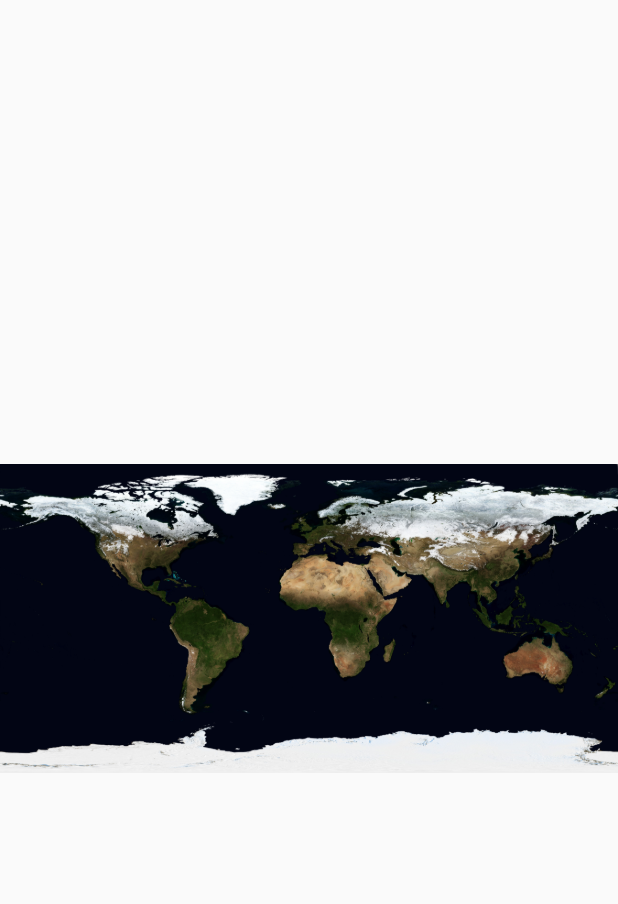
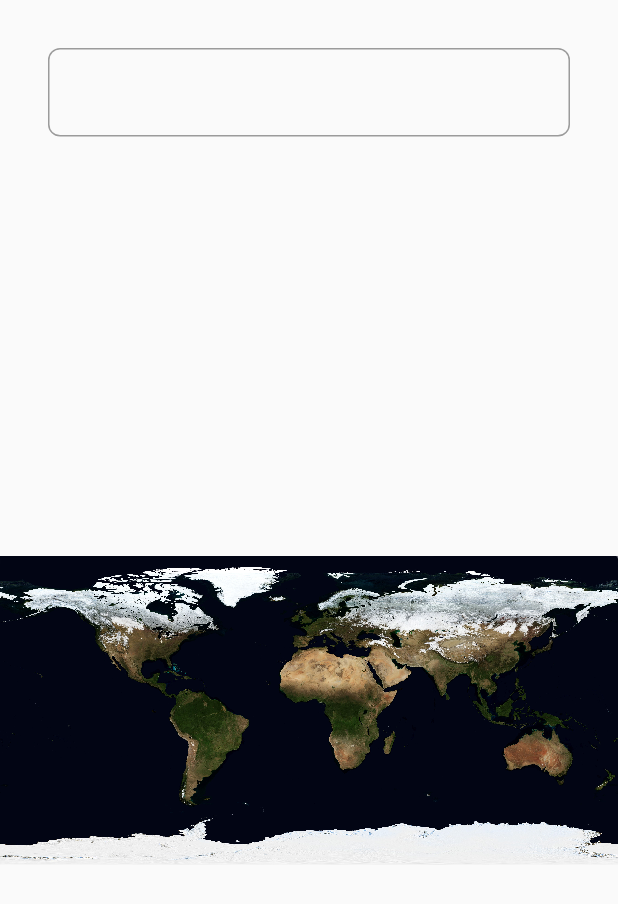
Before and after one commit to octogradiste/geo_master_class, a Flutter app: the screen it shows after launch, on a phone screen of 412 x 824 dp. Shown: the top 904 px of the screen. Run offline on Flutter 3.47's test engine with Material 2 defaults, Android fonts, the phone set to English and light mode, and no system bars; our stand-ins replace csv.

Commit message:
Playable prototype

```diff
--- a/lib/cities.dart
+++ b/lib/cities.dart
@@ -1,24 +1,24 @@
 import 'package:csv/csv.dart';
 import 'package:flutter/services.dart';
 
-class Coordinates {
+class Coordinate {
   final double latitude;
   final double longitude;
-  const Coordinates(this.latitude, this.longitude);
+  const Coordinate(this.latitude, this.longitude);
 
-  int getX(double width) {
-    return (width * (longitude + 180) / 360).round();
+  double getX(int width) {
+    return width * (longitude + 180) / 360;
   }
 
-  int getY(double height) {
-    return (height * (1 - (latitude + 90) / 180)).round();
+  double getY(int height) {
+    return height * (1 - (latitude + 90) / 180);
   }
 }
 
 class Cities {
   static var isInitialized = false;
   static const converter = CsvToListConverter(fieldDelimiter: ';', eol: '\n');
-  static late final Map<String, List<Coordinates>> cities;
+  static late final Map<String, List<Coordinate>> cities;
 
   static Future<void> initialize() async {
     if (!isInitialized) {
@@ -32,7 +32,7 @@ class Cities {
         for (var row in data)
           row[0]: [
             for (final coordinate in row[1].split(','))
-              Coordinates(
+              Coordinate(
                 double.parse(coordinate.split(':')[0]),
                 double.parse(coordinate.split(':')[1]),
               ),
--- a/lib/geo_master_class.dart
+++ b/lib/geo_master_class.dart
@@ -1,17 +1,120 @@
 import 'package:flutter/material.dart';
+import 'package:flutter/services.dart';
+import 'dart:ui' as ui;
 
-class GeoMasterClass extends StatelessWidget {
+import 'cities.dart';
+
+const EARTH_CIRCUMFERENCE = 40075; // in km
+const RADIUS = 200; // in km
+
+class GeoMasterClass extends StatefulWidget {
   const GeoMasterClass({Key? key}) : super(key: key);
+
+  @override
+  State<GeoMasterClass> createState() => _GeoMasterClassState();
+}
+
+class _GeoMasterClassState extends State<GeoMasterClass> {
+  final Set<String> cities = {};
+  final Set<Coordinate> coordinates = {};
+  final controller = TextEditingController();
+
+  @override
+  void initState() {
+    super.initState();
+    Cities.initialize();
+  }
 
   @override
   Widget build(BuildContext context) {
     return Scaffold(
-      body: Center(
-        child: Image.asset(
-          'assets/images/world5400x2700.jpg',
-          fit: BoxFit.fitHeight,
-        ),
+      body: Column(
+        children: [
+          Padding(
+            padding: const EdgeInsets.all(32),
+            child: TextField(
+              controller: controller,
+              decoration: const InputDecoration(
+                border: OutlineInputBorder(
+                  borderRadius: BorderRadius.all(Radius.circular(8)),
+                ),
+              ),
+              onChanged: (value) {
+                final city = value.toLowerCase();
+                if (!cities.contains(city) && Cities.cities.containsKey(city)) {
+                  controller.clear();
+                  setState(() {
+                    coordinates.addAll(Cities.cities[city]!);
+                    cities.add(city);
+                  });
+                }
+              },
+            ),
+          ),
+          Expanded(
+            child: Center(
+              child: FutureBuilder<ui.Image>(
+                future: loadImage(),
+                builder: (context, snapshot) {
+                  if (snapshot.hasData) {
+                    final image = snapshot.requireData;
+                    return InteractiveViewer(
+                      child: FittedBox(
+                        fit: BoxFit.contain,
+                        child: SizedBox(
+                          width: image.width.toDouble(),
+                          height: image.height.toDouble(),
+                          child: CustomPaint(
+                            painter: CityPainter(
+                              image: image,
+                              coordinates: coordinates,
+                            ),
+                          ),
+                        ),
+                      ),
+                    );
+                  } else {
+                    return const Center(child: CircularProgressIndicator());
+                  }
+                },
+              ),
+            ),
+          ),
+        ],
       ),
     );
   }
+
+  Future<ui.Image> loadImage() async {
+    final data = await rootBundle.load('assets/images/world5400x2700.jpg');
+    return decodeImageFromList(data.buffer.asUint8List());
+  }
 }
+
+class CityPainter extends CustomPainter {
+  final ui.Image image;
+  final Set<Coordinate> coordinates;
+
+  const CityPainter({
+    required this.image,
+    required this.coordinates,
+  });
+
+  @override
+  void paint(Canvas canvas, Size size) {
+    canvas.drawImage(image, Offset.zero, Paint());
+
+    final paint = Paint();
+    paint.color = Colors.red.withAlpha(150);
+    for (var coordinate in coordinates) {
+      final x = coordinate.getX(image.width);
+      final y = coordinate.getY(image.height);
+      final offset = Offset(x, y);
+      final radius = RADIUS * image.width / EARTH_CIRCUMFERENCE;
+      canvas.drawCircle(offset, radius, paint);
+    }
+  }
+
+  @override
+  bool shouldRepaint(covariant CustomPainter oldDelegate) => false;
+}
```
